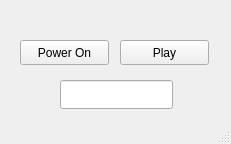
First picture: the form in mainwindow.ui, repository salvato/AntiCoronaRaspi, before the edit.
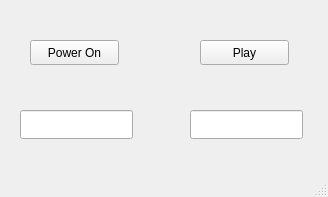
Second picture: the form after the edit.

Commit message: Da aggiustare il controllo dell'alimentazione del PA, da aggiungere la gestione dello stato della discovery Board.

The edit to the form file:
```diff
--- a/mainwindow.ui
+++ b/mainwindow.ui
@@ -6,8 +6,8 @@
    <rect>
     <x>0</x>
     <y>0</y>
-    <width>231</width>
-    <height>144</height>
+    <width>328</width>
+    <height>197</height>
    </rect>
   </property>
   <property name="windowTitle">
@@ -17,8 +17,8 @@
    <widget class="QLineEdit" name="editTime">
     <property name="geometry">
      <rect>
-      <x>60</x>
-      <y>80</y>
+      <x>20</x>
+      <y>110</y>
       <width>113</width>
       <height>29</height>
      </rect>
@@ -33,7 +33,7 @@
    <widget class="QPushButton" name="playButton">
     <property name="geometry">
      <rect>
-      <x>120</x>
+      <x>200</x>
       <y>40</y>
       <width>89</width>
       <height>25</height>
@@ -46,7 +46,7 @@
    <widget class="QPushButton" name="powerButton">
     <property name="geometry">
      <rect>
-      <x>20</x>
+      <x>30</x>
       <y>40</y>
       <width>89</width>
       <height>25</height>
@@ -56,6 +56,22 @@
      <string>Power On</string>
     </property>
    </widget>
+   <widget class="QLineEdit" name="editCurrentTime">
+    <property name="geometry">
+     <rect>
+      <x>190</x>
+      <y>110</y>
+      <width>113</width>
+      <height>29</height>
+     </rect>
+    </property>
+    <property name="alignment">
+     <set>Qt::AlignCenter</set>
+    </property>
+    <property name="readOnly">
+     <bool>true</bool>
+    </property>
+   </widget>
   </widget>
   <widget class="QStatusBar" name="statusBar"/>
  </widget>
```
Left out of the diff: 4 changed lines with no effect on the pictures. The commit also changes 1 other file.
